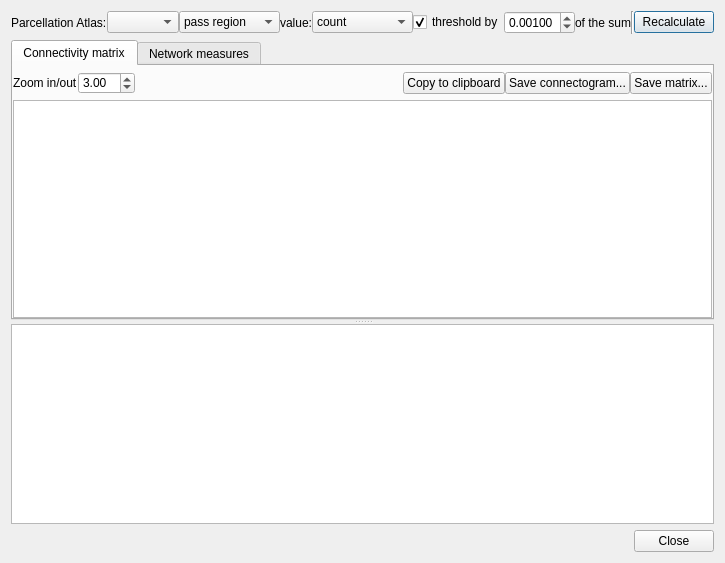
The window that tracking/connectivity_matrix_dialog.ui (frankyeh/DSI-Studio) describes before a commit, drawn with Qt 5.
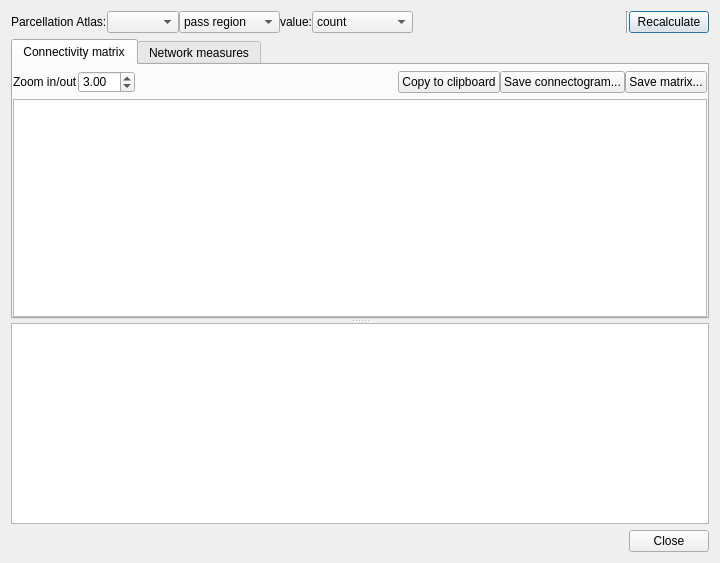
The same window after the commit. Icons and pictures are not drawn.

Diff of the .ui file:
```diff
--- a/tracking/connectivity_matrix_dialog.ui
+++ b/tracking/connectivity_matrix_dialog.ui
@@ -92,39 +92,6 @@
        </item>
       </widget>
      </item>
-     <item>
-      <widget class="QCheckBox" name="apply_threshold">
-       <property name="text">
-        <string>threshold by</string>
-       </property>
-       <property name="checked">
-        <bool>true</bool>
-       </property>
-      </widget>
-     </item>
-     <item>
-      <widget class="QDoubleSpinBox" name="network_threshold">
-       <property name="decimals">
-        <number>5</number>
-       </property>
-       <property name="maximum">
-        <double>0.100000000000000</double>
-       </property>
-       <property name="singleStep">
-        <double>0.001000000000000</double>
-       </property>
-       <property name="value">
-        <double>0.001000000000000</double>
-       </property>
-      </widget>
-     </item>
-     <item>
-      <widget class="QLabel" name="label_3">
-       <property name="text">
-        <string>of the sum</string>
-       </property>
-      </widget>
-     </item>
      <item>
       <spacer name="horizontalSpacer">
        <property name="orientation">
```
